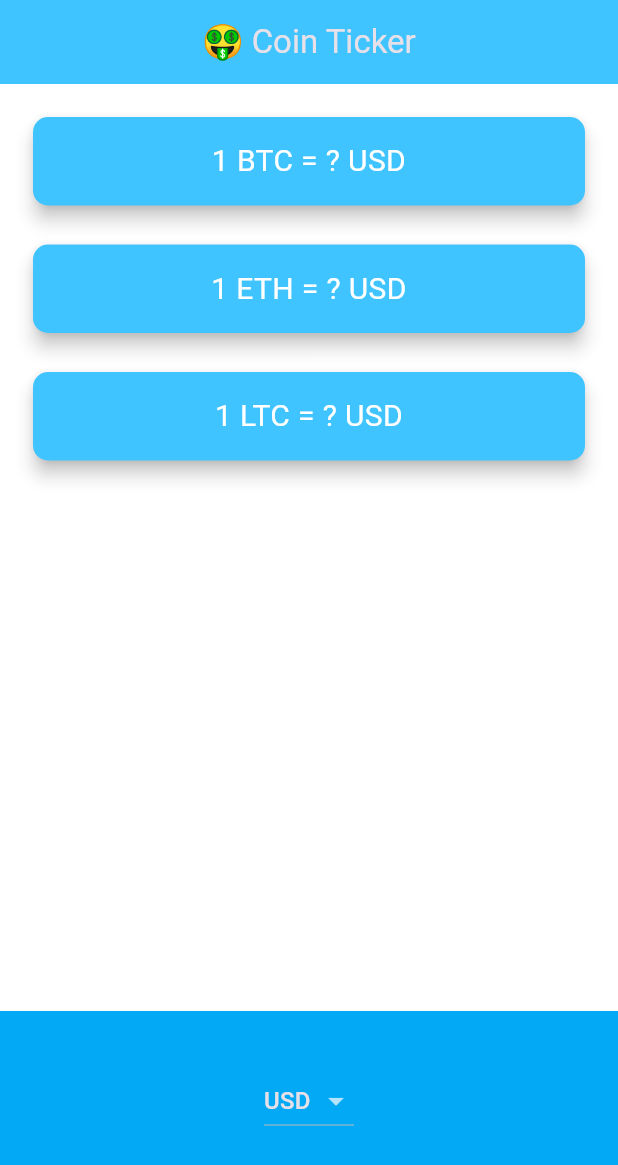
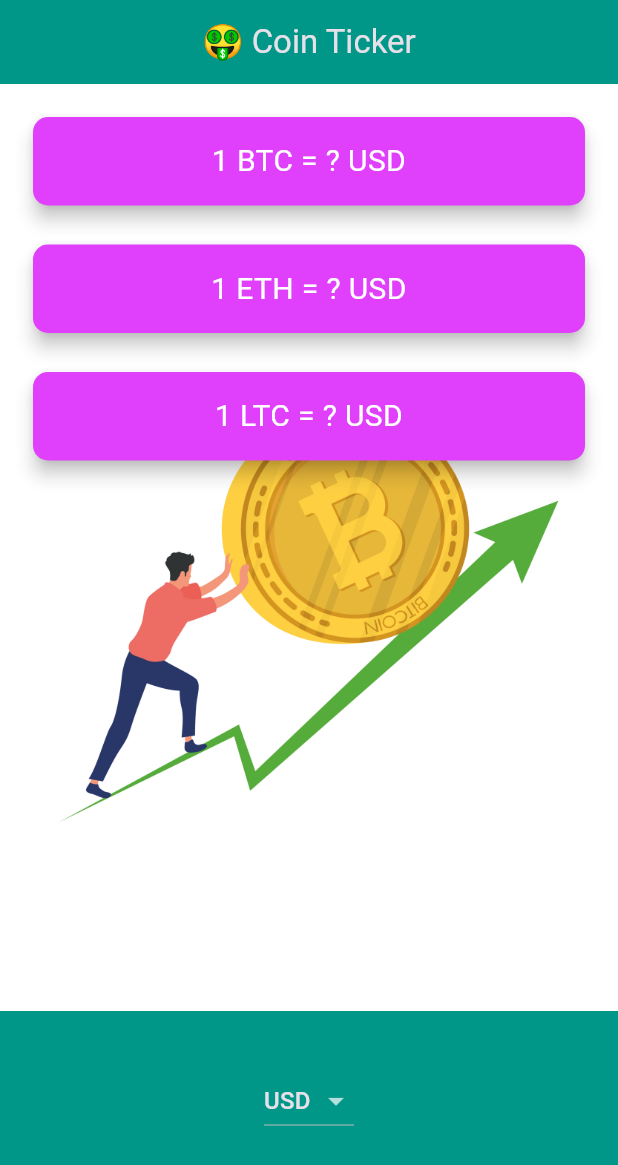
Before and after one commit to c-olivares/bitcoin_ticket_flutter, a Flutter app: the screen it shows after launch, on a phone screen of 412 x 824 dp. Shown: the top 1165 px of the screen. Run offline on Flutter 3.47's test engine with Material 3 defaults, Android fonts, the phone set to English and light mode, and no system bars; network calls fail.

Commit message:
actualización final

```diff
--- a/lib/main.dart
+++ b/lib/main.dart
@@ -11,7 +11,7 @@ class MyApp extends StatelessWidget {
     return MaterialApp(
       debugShowCheckedModeBanner: false,
       theme: ThemeData.dark().copyWith(
-          primaryColor: Colors.lightBlue,
+          primaryColor: Colors.cyanAccent,
           scaffoldBackgroundColor: Colors.white),
       home: const PriceScreen(),
     );
--- a/lib/price_screen.dart
+++ b/lib/price_screen.dart
@@ -75,11 +75,20 @@ class _PriceScreenState extends State<PriceScreen> {
 
   @override
   Widget build(BuildContext context) {
-    return Scaffold(
+    return Container(
+      decoration: BoxDecoration(
+        image: DecorationImage(
+          image: AssetImage('assets/btc_img.jpg'),
+          alignment: Alignment.center,
+        ),
+        color: Colors.white,
+      ),
+      child: Scaffold(
+        backgroundColor: Colors.transparent,
         appBar: AppBar(
           centerTitle: true,
           title: const Text('🤑 Coin Ticker'),
-        backgroundColor: Colors.lightBlueAccent,
+          backgroundColor: Colors.teal,
         ),
         body: Column(
           mainAxisAlignment: MainAxisAlignment.spaceBetween,
@@ -118,10 +127,11 @@ class _PriceScreenState extends State<PriceScreen> {
               height: 150.0,
               alignment: Alignment.center,
               padding: const EdgeInsets.only(bottom: 30.0),
-            color: Colors.lightBlue,
+              color: Colors.teal,
               child: Platform.isIOS ? iOSPicker() : androidDropdown(),
             ),
           ],
+        ),
       ),
     );
   }
@@ -129,7 +139,8 @@ class _PriceScreenState extends State<PriceScreen> {
 
 class CryptoCard extends StatelessWidget {
   const CryptoCard(
-      {required this.value,
+      {super.key,
+      required this.value,
       required this.selectedCurrency,
       required this.cryptoCurrency});
 
@@ -140,9 +151,9 @@ class CryptoCard extends StatelessWidget {
   @override
   Widget build(BuildContext context) {
     return Padding(
-      padding: EdgeInsets.fromLTRB(18.0, 18.0, 18.0, 0),
+      padding: const EdgeInsets.fromLTRB(18.0, 18.0, 18.0, 0),
       child: Card(
-        color: Colors.lightBlueAccent,
+        color: Colors.purpleAccent,
         elevation: 5.0,
         shape: RoundedRectangleBorder(
           borderRadius: BorderRadius.circular(10.0),
--- a/pubspec.yaml
+++ b/pubspec.yaml
@@ -61,8 +61,8 @@ flutter:
   uses-material-design: true
 
   # To add assets to your application, add an assets section, like this:
-  # assets:
-  #   - images/a_dot_burr.jpeg
+  assets:
+   - assets/btc_img.jpg
   #   - images/a_dot_ham.jpeg
 
   # An image asset can refer to one or more resolution-specific "variants", see
```
Also changed, not shown: assets/btc_img.jpg (added), pubspec.lock, 3 other files. Lines whose indentation alone changed are shown as unchanged.
